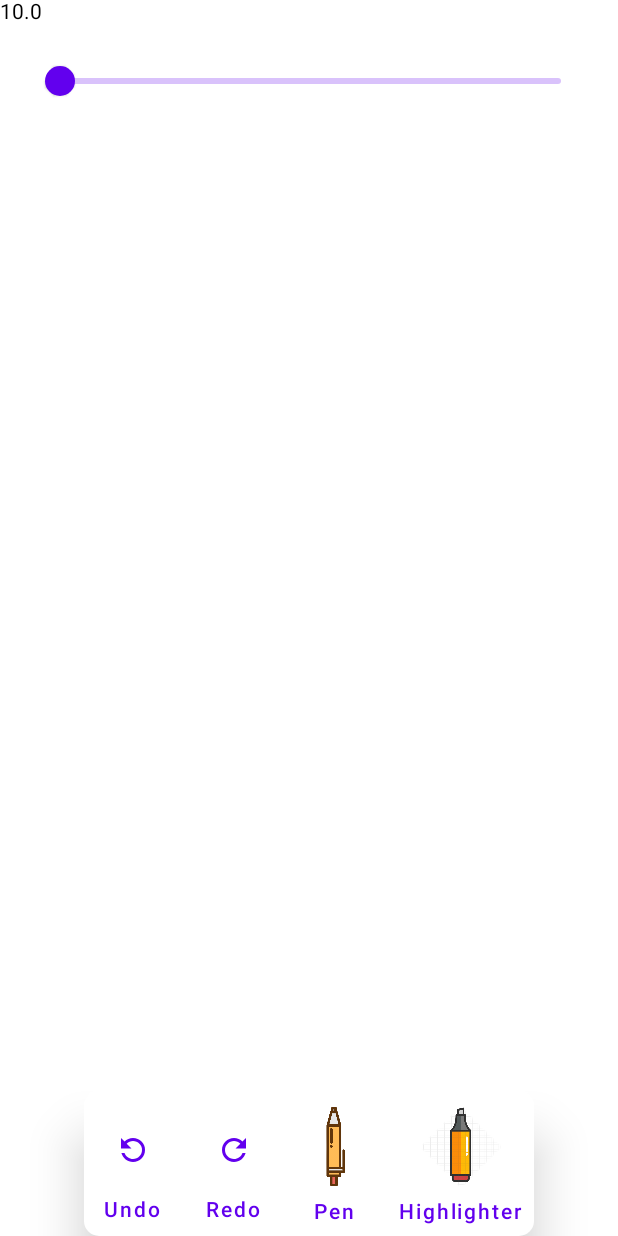
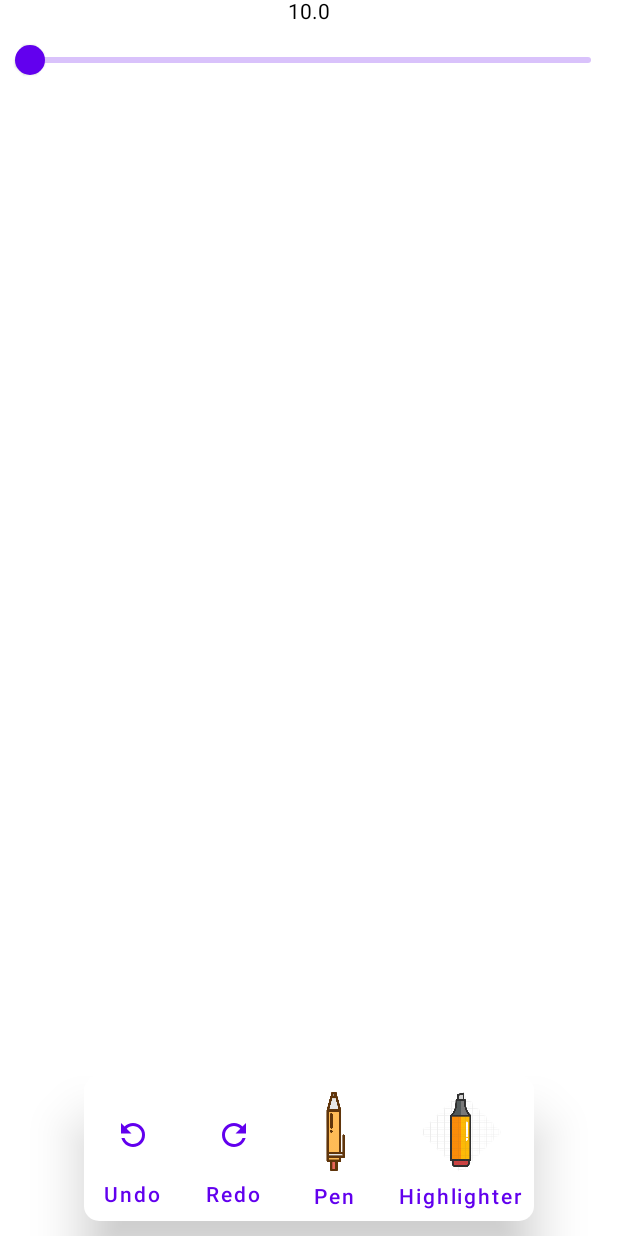
Before and after one commit to Shivamdhuria/ComposeSketch, an Android app built with Jetpack Compose: the composable DashboardScreen shown on its own in the app's theme, on a phone screen of 412 x 824 dp. Run offline under Robolectric (Android 15) with nearby library versions, the light colour scheme and no system bars; our stand-ins replace Dagger/Hilt's generated code; 2 statements that could not run were skipped.

Commit message:
improved ui

```diff
--- a/app/src/main/java/com/theapache64/composeandroidtemplate/ui/screen/dashboard/SketchScreen.kt
+++ b/app/src/main/java/com/theapache64/composeandroidtemplate/ui/screen/dashboard/SketchScreen.kt
@@ -60,15 +60,17 @@ fun DashboardScreen(
             }
         }
         CustomSlider(viewModel.strokeWidth) { viewModel.changeStrokeWidth(it) }
-        ToolCard(Modifier.align(Alignment.BottomCenter), viewModel.color, {viewModel.setTool(it)})
+        ToolCard(Modifier.align(Alignment.BottomCenter).padding(bottom = 10.dp), viewModel.color, {viewModel.setTool(it)})
     }
 
 }
 
 @Composable
 fun CustomSlider(strokeWidth: Float, onChange: (Float) -> Unit) {
-    Text(text = strokeWidth.toString())
-    Slider(value = strokeWidth, onValueChange = { onChange(it) }, valueRange = 10f..50f, steps = 0, modifier = Modifier.padding(30.dp))
+    Column(horizontalAlignment = Alignment.CenterHorizontally) {
+        Text(text = strokeWidth.toString())
+        Slider(value = strokeWidth, onValueChange = { onChange(it) }, valueRange = 10f..50f, steps = 0, modifier = Modifier.padding(horizontal = 10.dp))
+    }
 }
 
 @Composable
```
